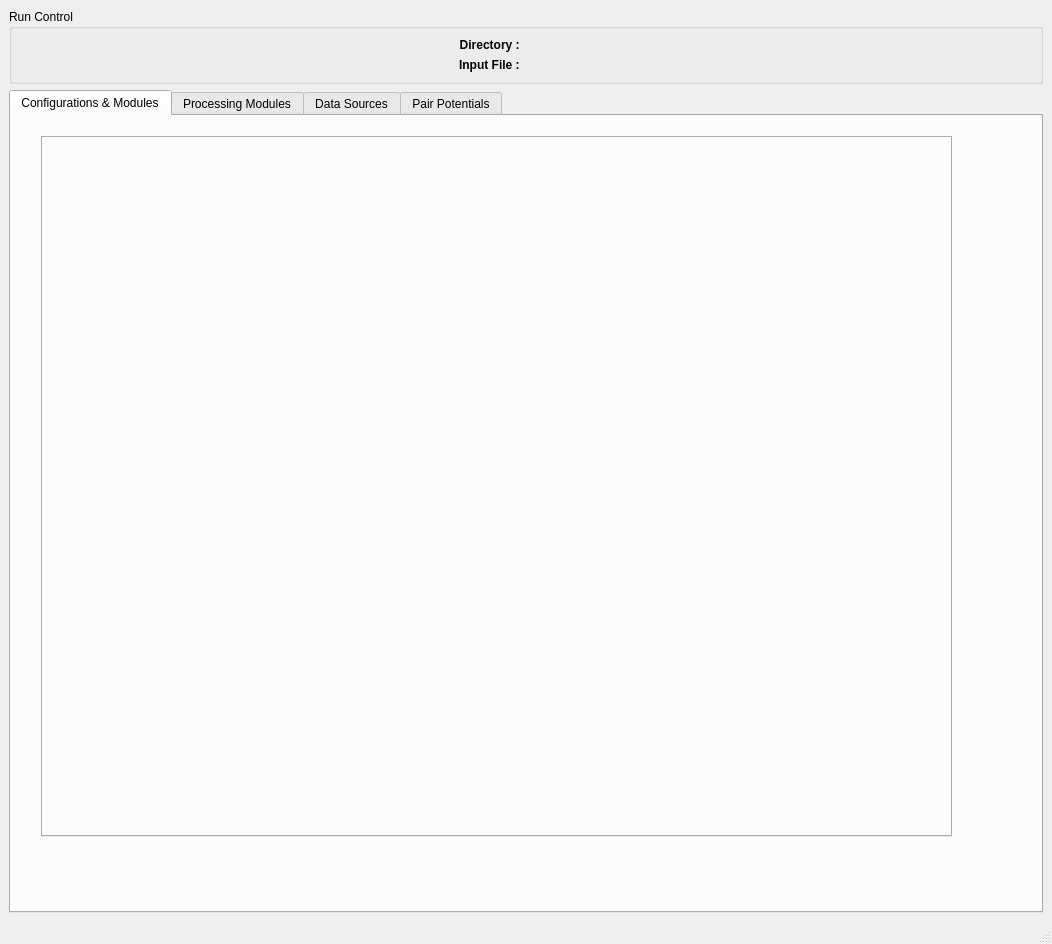
Old version of the form src/gui/mainwindow.ui in the repository disorderedmaterials/dissolve.
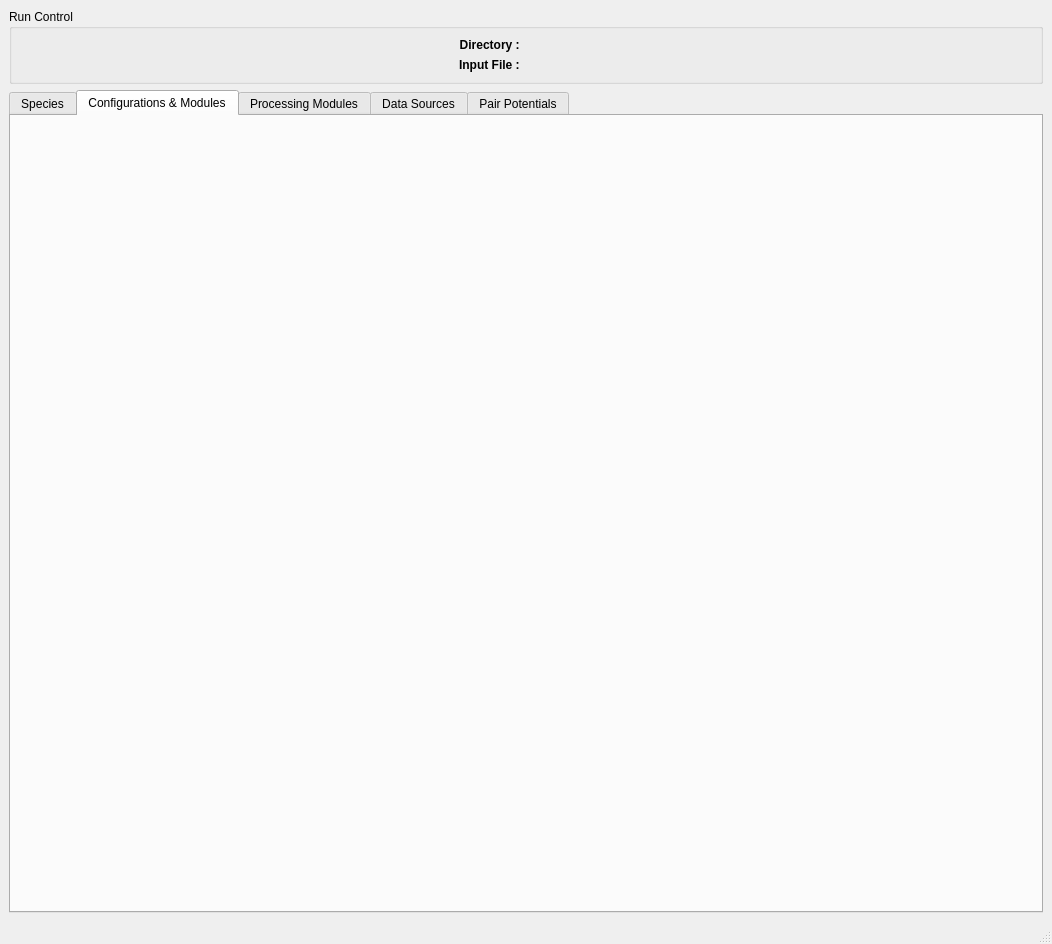
New version of the form. The open tabs and pages were chosen to show the change.

```diff
--- a/src/gui/mainwindow.ui
+++ b/src/gui/mainwindow.ui
@@ -79,20 +79,15 @@
       <property name="currentIndex">
        <number>0</number>
       </property>
+      <widget class="QWidget" name="SpeciesTab">
+       <attribute name="title">
+        <string>Species</string>
+       </attribute>
+      </widget>
       <widget class="QWidget" name="ConfigurationsTab">
        <attribute name="title">
         <string>Configurations &amp;&amp; Modules</string>
        </attribute>
-       <widget class="QTabWidget" name="tabWidget">
-        <property name="geometry">
-         <rect>
-          <x>30</x>
-          <y>20</y>
-          <width>911</width>
-          <height>701</height>
-         </rect>
-        </property>
-       </widget>
       </widget>
       <widget class="QWidget" name="tab_2">
        <attribute name="title">
```
Left out of the diff: 9 changed lines with no effect on the pictures.
